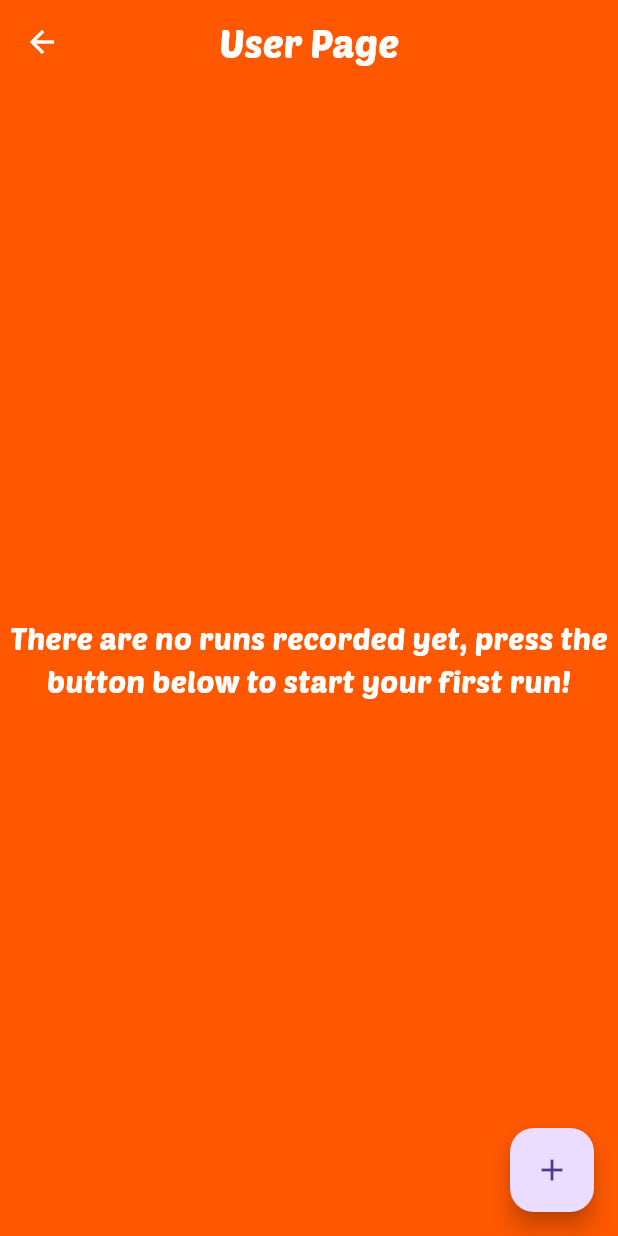
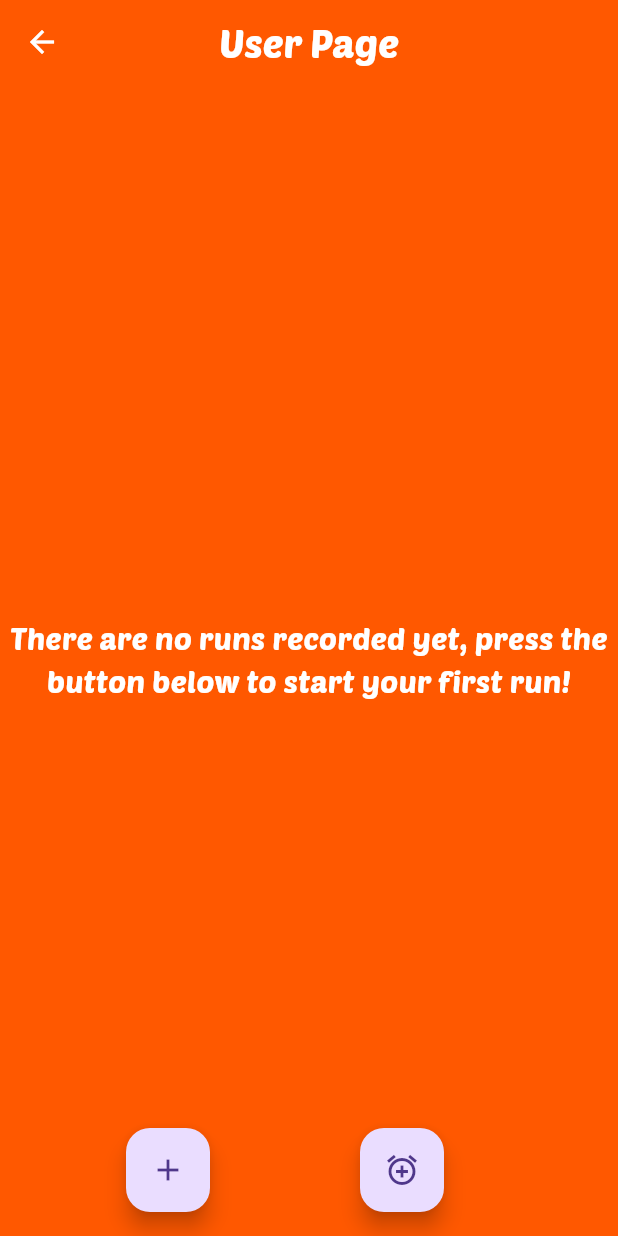
Before and after one commit to Mcfearless314/corsa-frontend, a Flutter app: the RunList screen opened directly with empty values, on a phone screen of 412 x 824 dp. Run offline on Flutter 3.47's test engine with Material 3 defaults, Android fonts, the phone set to English and light mode, and no system bars; our stand-ins replace flutter_bloc, freezed_annotation, google_maps_flutter, location; network calls fail.

Commit message:
Added option to add devices

```diff
--- a/lib/bloc/run_cubit.dart
+++ b/lib/bloc/run_cubit.dart
@@ -107,4 +107,6 @@ class RunCubit extends Cubit<RunState> {
     );
     return {polyline};
   }
+
+
 }
--- a/lib/bloc/run_list_state.dart
+++ b/lib/bloc/run_list_state.dart
@@ -7,16 +7,23 @@ class RunListState {
   final List<Run>? runs;
   final RunInfoWithMap? runInfoWithMap;
   final int? userId;
+  final String? deviceId;
+  final String? errorMessage;
 
   const RunListState({required this.runs,
     required this.runInfoWithMap,
-    required this.userId});
+    required this.userId,
+    required this.deviceId,
+    required this.errorMessage,
+  });
 
   factory RunListState.empty() {
     return const RunListState(
       runs: null,
       runInfoWithMap: null,
       userId: null,
+      deviceId: null,
+      errorMessage: null,
     );
   }
 
@@ -24,11 +31,15 @@ class RunListState {
     List<Run>? runs,
     RunInfoWithMap? runInfoWithMap,
     int? userId,
+    String? deviceId,
+    String? errorMessage,
   }) {
     return RunListState(
       runs: runs ?? this.runs,
       runInfoWithMap: runInfoWithMap ?? this.runInfoWithMap,
       userId: userId ?? this.userId,
+      deviceId: deviceId ?? this.deviceId,
+      errorMessage: errorMessage ?? this.errorMessage,
     );
   }
 }
--- a/lib/models/events.dart
+++ b/lib/models/events.dart
@@ -73,6 +73,11 @@ sealed class ClientEvent with _$ClientEvent implements BaseEvent {
     @JsonKey(name: 'UserId') required int userId,
   }) = ClientWantsToSeeFullInfoOfRun;
 
+  factory ClientEvent.clientWantsToRegisterADevice({
+    @JsonKey(name: 'DeviceId') required String deviceId,
+    @JsonKey(name: 'UserId') required int userId,
+  }) = ClientWantsToRegisterADevice;
+
   factory ClientEvent.fromJson(Map<String, dynamic> json) =>
       _$ClientEventFromJson(json);
 }
@@ -137,6 +142,15 @@ sealed class ServerEvent with _$ServerEvent implements BaseEvent {
     required String errorMessage,
   }) = UserAlreadyExistsException;
 
+  factory ServerEvent.serverConfirmsDeviceRegistration({
+    @JsonKey(name: 'Message') required String message,
+    @JsonKey(name: 'DeviceId') required String deviceId,
+  }) = ServerConfirmsDeviceRegistration;
+
+  factory ServerEvent.deviceAlreadyRegisteredException({
+    required String errorMessage,
+  }) = DeviceAlreadyRegisteredException;
+
   factory ServerEvent.fromJson(Map<String, dynamic> json) =>
       _$ServerEventFromJson(json);
 }
--- a/lib/ui/run_list.dart
+++ b/lib/ui/run_list.dart
@@ -9,13 +9,15 @@ import '../bloc/run_list_state.dart';
 
 class RunList extends StatelessWidget {
   final int userId;
-  const RunList({super.key, required this.userId});
+
+  RunList({super.key, required this.userId});
+
+  final _deviceIdController = TextEditingController();
 
   @override
   Widget build(BuildContext context) {
     return BlocProvider(
-        create: (context) =>
-            RunListCubit(context.read<BroadcastWsChannel>()),
+        create: (context) => RunListCubit(context.read<BroadcastWsChannel>()),
         child: BlocConsumer<RunListCubit, RunListState>(
           listener: (context, state) {
             if (state.runs == null) {
@@ -27,6 +29,13 @@ class RunList extends StatelessWidget {
                 MaterialPageRoute(
                   builder: (context) =>
                       SavedRunMap(runInfoWithMap: state.runInfoWithMap),
+                ),
+              );
+            }
+            if (state.deviceId != null) {
+              ScaffoldMessenger.of(context).showSnackBar(
+                SnackBar(
+                  content: Text('Device ID ${state.deviceId} added'),
                 ),
               );
             }
@@ -67,11 +76,7 @@ class RunList extends StatelessWidget {
                           ),
                         ],
                       ),
-              floatingActionButton: FloatingActionButton(
-                onPressed: () => startNewRun(context),
-                child: const Icon(Icons.add),
-              ),
-            );
+                floatingActionButton: _buildFloatingActionButton(context));
           },
         ));
   }
@@ -79,8 +84,51 @@ class RunList extends StatelessWidget {
   void startNewRun(BuildContext context) {
     Navigator.push(
       context,
-      MaterialPageRoute(
-          builder: (context) => GoogleMaps(userId: userId)),
+      MaterialPageRoute(builder: (context) => GoogleMaps(userId: userId)),
+    );
+  }
+
+  Widget _buildFloatingActionButton(BuildContext context) {
+    return Row(
+      mainAxisAlignment: MainAxisAlignment.spaceEvenly,
+      children: <Widget>[
+        FloatingActionButton(
+          onPressed: () => startNewRun(context),
+          child: const Icon(Icons.add),
+        ),
+        FloatingActionButton(
+          onPressed: () {
+            showDialog(
+              context: context,
+              builder: (context) {
+                return AlertDialog(
+                  title: Text('Enter Device ID'),
+                  content: TextField(
+                    controller: _deviceIdController,
+                    decoration: InputDecoration(hintText: "Device ID"),
+                  ),
+                  actions: <Widget>[
+                    TextButton(
+                      child: Text('Submit'),
+                      onPressed: () {
+                        context
+                            .read<RunListCubit>()
+                            .addDevice(_deviceIdController.text);
+                        Navigator.of(context).pop();
+                      },
+                    ),
+                    TextButton(
+                      onPressed: () => Navigator.of(context).pop(),
+                      child: Text('Cancel'),
+                    )
+                  ],
+                );
+              },
+            );
+          },
+          child: const Icon(Icons.add_alarm),
+        ),
+      ],
     );
   }
 }
--- a/lib/ui/userpage_screen.dart
+++ b/lib/ui/userpage_screen.dart
@@ -23,6 +23,7 @@ class _UserPageScreenState extends State<UserPageScreen> {
     Location.instance.requestPermission().then((status) {
       controller.add(status);
     });
+
     /*
     Location.instance.hasPermission().then((status) {
       controller.add(status);
```
Also changed, not shown: lib/bloc/run_list_cubit.dart (+19 -3 lines), lib/models/events.freezed.dart, lib/models/events.g.dart. Lines whose indentation alone changed are shown as unchanged.
